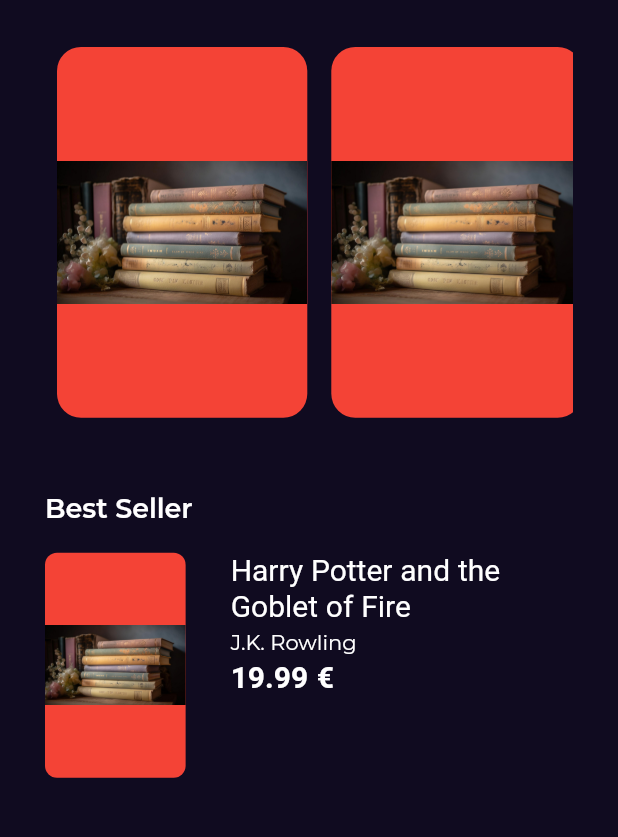
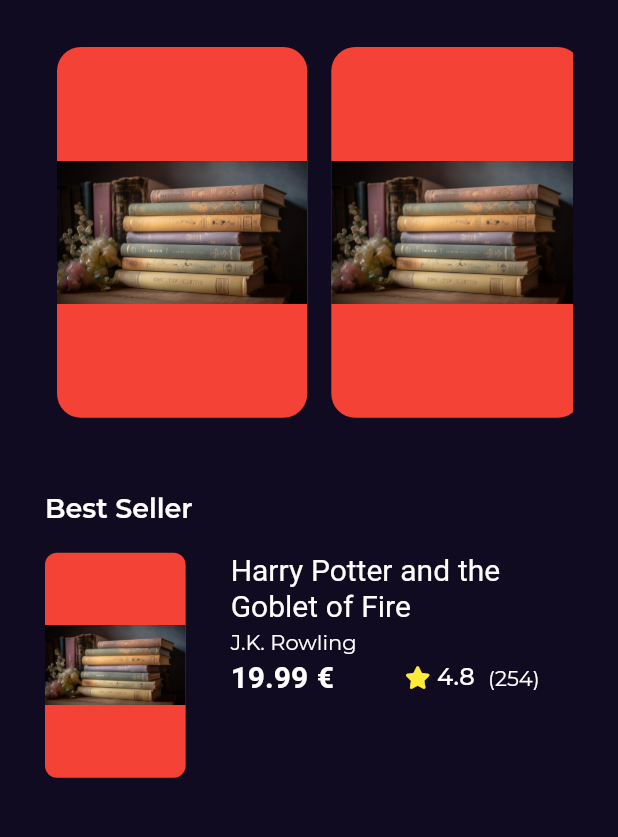
Before and after one commit to AhmedAlbay/bookly_app, a Flutter app: the screen it shows after launch, on a phone screen of 412 x 824 dp, the part 115-952 px from its top. Run offline on Flutter 3.47's test engine with Material 2 defaults, Android fonts, the phone set to English and light mode, and no system bars; our stand-ins replace font_awesome_flutter, get, google_fonts.

Commit message:
best seller item done

```diff
--- a/lib/Features/home/presentation/views/widgets/best_seller_list_view_item.dart
+++ b/lib/Features/home/presentation/views/widgets/best_seller_list_view_item.dart
@@ -1,3 +1,4 @@
+import 'package:bookly_app/Features/home/presentation/views/widgets/booking_rating.dart';
 import 'package:bookly_app/core/utils/assets.dart';
 import 'package:bookly_app/core/utils/styles.dart';
 import 'package:flutter/material.dart';
@@ -26,6 +27,7 @@ class BestSallerListViewItem extends StatelessWidget {
           ),
           SizedBox(
             width: MediaQuery.of(context).size.width * .5,
+            child: Expanded(
               child: Column(
                 crossAxisAlignment: CrossAxisAlignment.start,
                 children: [
@@ -51,10 +53,13 @@ class BestSallerListViewItem extends StatelessWidget {
                         '19.99 €',
                         style: Styles.textStyle20
                             .copyWith(fontWeight: FontWeight.bold),
-                    )
+                      ),
+                      const Spacer(),
+                      const BookingRating(),
                     ],
                   )
                 ],
+              ),
             ),
           ),
         ],
--- /dev/null
+++ b/lib/Features/home/presentation/views/widgets/booking_rating.dart
@@ -0,0 +1,34 @@
+import 'package:bookly_app/core/utils/styles.dart';
+import 'package:flutter/material.dart';
+import 'package:font_awesome_flutter/font_awesome_flutter.dart';
+
+class BookingRating extends StatelessWidget {
+  const BookingRating({super.key});
+
+  @override
+  Widget build(BuildContext context) {
+    return const Row(
+      children: [
+        Icon(
+          FontAwesomeIcons.solidStar,
+          color: Colors.yellow,
+          size: 15,
+        ),
+        SizedBox(
+          width: 6.3,
+        ),
+        Text(
+          '4.8',
+          style: Styles.textStyle16,
+        ),
+        SizedBox(
+          width: 9,
+        ),
+        Text(
+          '(254)',
+          style: Styles.textStyle14,
+        ),
+      ],
+    );
+  }
+}
```
Lines whose indentation alone changed are shown as unchanged.
